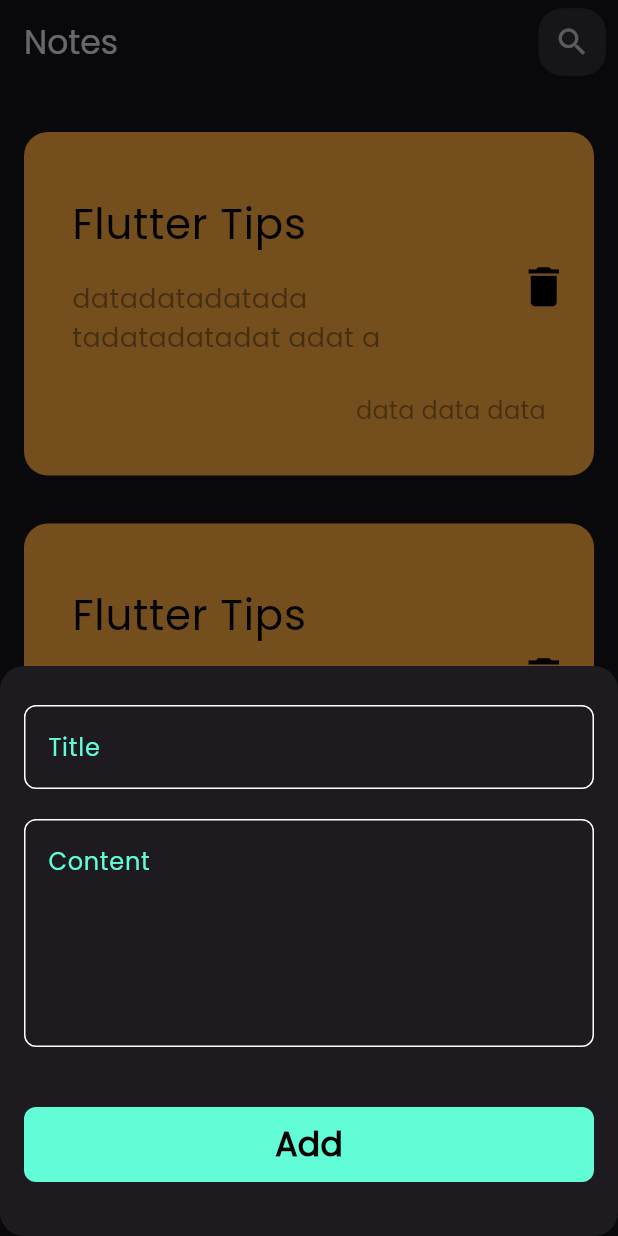
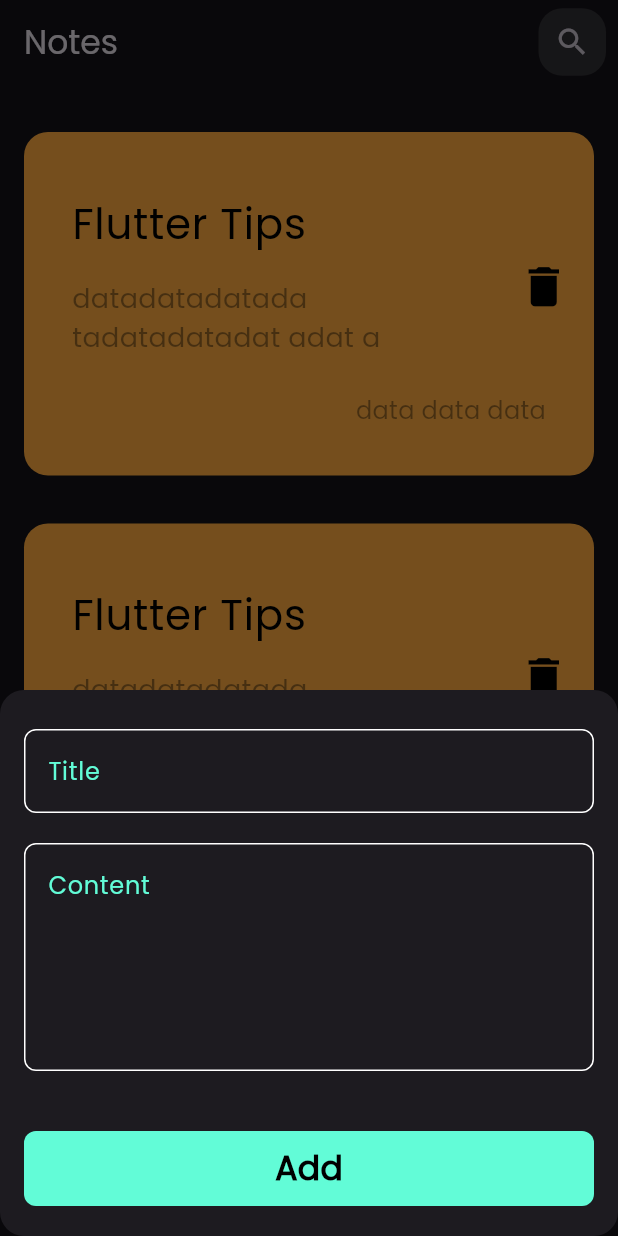
Before and after one commit to OsamaDebsa/notes_app, a Flutter app: the screen it shows after launch, after a tap on the "add" icon, on a phone screen of 412 x 824 dp. Run offline on Flutter 3.47's test engine with Material 2 defaults, Android fonts, the phone set to English and light mode, and no system bars; our stand-ins replace flutter_bloc, hive, hive_flutter; accounts and stored records are empty.

Commit message:
fix add note bottom sheet scroll keyboard issue

```diff
--- a/lib/views/notes_view.dart
+++ b/lib/views/notes_view.dart
@@ -14,6 +14,7 @@ class NotesView extends StatelessWidget {
         // shape: RoundedRectangleBorder(borderRadius: BorderRadius.circular(16)),
         onPressed: () {
           showModalBottomSheet(
+            isScrollControlled: true,
             context: context,
             shape: RoundedRectangleBorder(
               borderRadius: BorderRadius.circular(16),
--- a/lib/views/widgets/add_note_bottom_sheet.dart
+++ b/lib/views/widgets/add_note_bottom_sheet.dart
@@ -23,9 +23,13 @@ class AddNoteBottomSheet extends StatelessWidget {
           // AbsorbPointer : use to stop user to take any action in screen until Loading Finish.
           return AbsorbPointer(
             absorbing: state is AddNoteLoading ? true : false,
-            child: const Padding(
-              padding: EdgeInsets.all(16),
-              child: SingleChildScrollView(child: AddNoteForm()),
+            child: Padding(
+              padding: EdgeInsets.only(
+                  left: 16,
+                  top: 16,
+                  right: 16,
+                  bottom: MediaQuery.of(context).viewInsets.bottom),
+              child: const SingleChildScrollView(child: AddNoteForm()),
             ),
           );
         },
```
